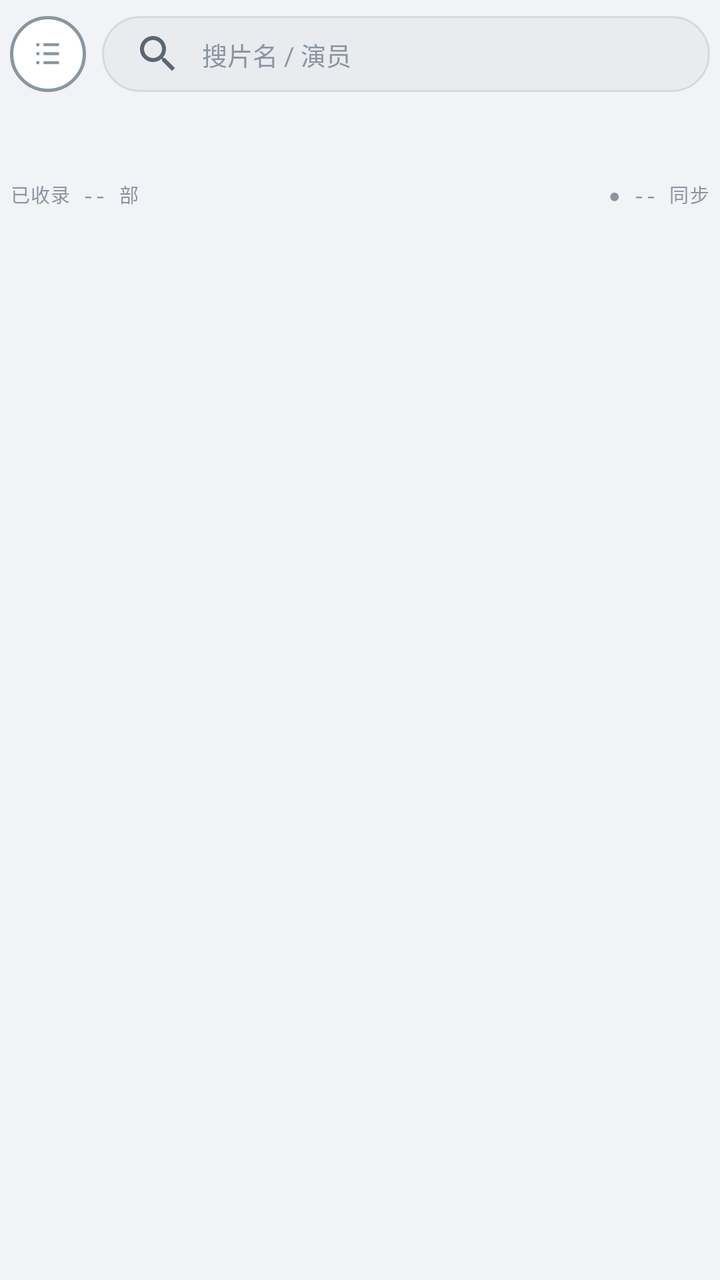
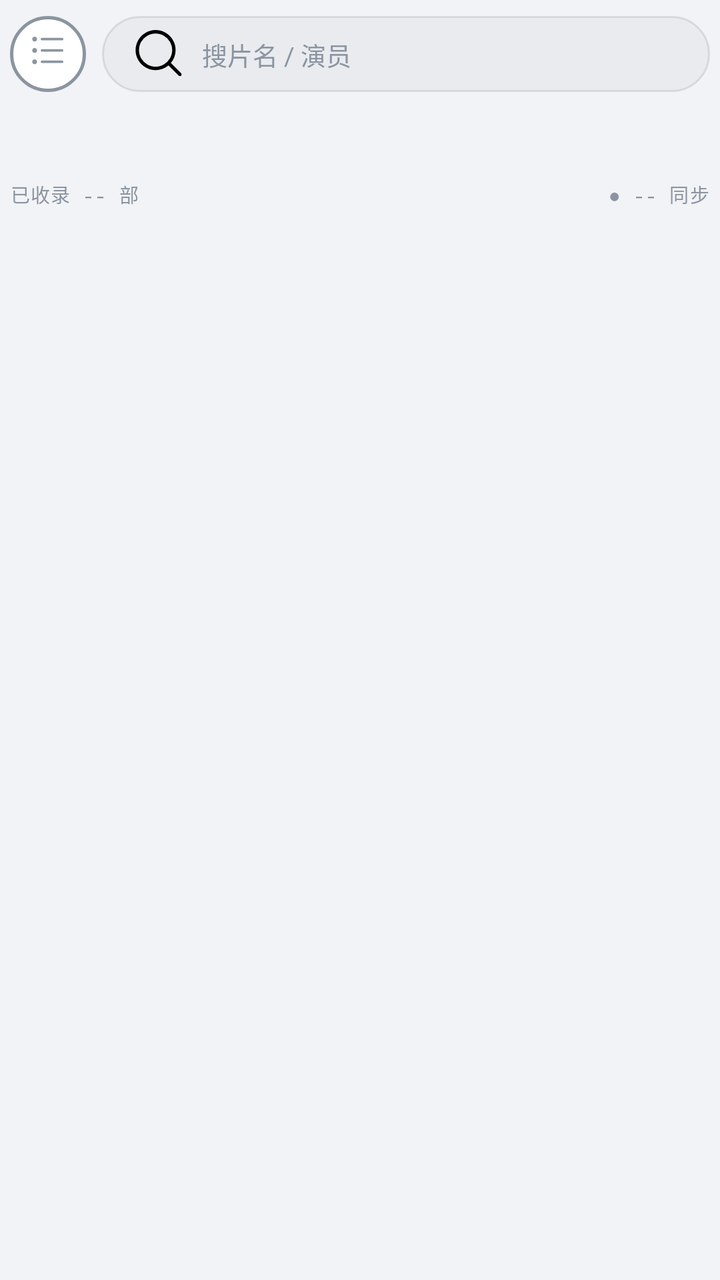

Two renders of the same Android screen: before a commit and after it. Below are the layout's source before the change and the commit's diff.
<!-- AndroidManifest.xml: application theme Theme.LateShow -->
<!-- res/layout/fragment_home.xml -->
<?xml version="1.0" encoding="utf-8"?>
<LinearLayout xmlns:android="http://schemas.android.com/apk/res/android"
    xmlns:app="http://schemas.android.com/apk/res-auto"
    android:layout_width="match_parent"
    android:layout_height="match_parent"
    android:orientation="vertical">

    
    <LinearLayout
        android:layout_width="match_parent"
        android:layout_height="wrap_content"
        android:orientation="horizontal"
        android:gravity="center_vertical"
        android:paddingLeft="5dp"
        android:paddingRight="5dp"
        android:paddingTop="8dp"
        android:paddingBottom="8dp">

        <FrameLayout
            android:id="@+id/btnSource"
            android:layout_width="38dp"
            android:layout_height="38dp"
            android:background="@drawable/bg_ring_off"
            android:contentDescription="切换源站">

            <androidx.appcompat.widget.AppCompatImageView
                android:id="@+id/btnSourceIcon"
                android:layout_width="17dp"
                android:layout_height="17dp"
                android:layout_gravity="center"
                app:srcCompat="@drawable/ic_menu_list"
                app:tint="@color/t3"
                android:contentDescription="源站菜单" />
        </FrameLayout>

        <EditText
            android:id="@+id/inputSearch"
            android:layout_width="0dp"
            android:layout_height="38dp"
            android:layout_weight="1"
            android:layout_marginLeft="8dp"
            android:paddingLeft="12dp"
            android:paddingRight="12dp"
            android:background="@drawable/bg_capsule"
            android:hint="搜片名 / 演员"
            android:textSize="12.5sp"
            android:textColor="@color/t1"
            android:textColorHint="@color/t3"
            android:maxLines="1"
            android:inputType="text"
            android:imeOptions="actionSearch"
            android:drawableStart="@drawable/ic_search_inset"
            android:drawablePadding="6dp" />
    </LinearLayout>

    
    <androidx.recyclerview.widget.RecyclerView
        android:id="@+id/chips"
        android:layout_width="match_parent"
        android:layout_height="30dp"
        android:paddingLeft="5dp"
        android:paddingRight="5dp"
        android:clipToPadding="false" />

    
    <LinearLayout
        android:layout_width="match_parent"
        android:layout_height="wrap_content"
        android:orientation="horizontal"
        android:paddingLeft="5dp"
        android:paddingRight="5dp"
        android:paddingTop="6dp"
        android:paddingBottom="6dp">

        <TextView
            android:id="@+id/metaCount"
            style="@style/MetaLabel"
            android:layout_width="0dp"
            android:layout_weight="1"
            android:layout_height="wrap_content"
            android:text="已收录 -- 部" />

        <TextView
            android:id="@+id/metaSync"
            style="@style/MetaLabel"
            android:layout_width="wrap_content"
            android:layout_height="wrap_content"
            android:text="● -- 同步" />
    </LinearLayout>

    
    <androidx.recyclerview.widget.RecyclerView
        android:id="@+id/grid"
        android:layout_width="match_parent"
        android:layout_height="0dp"
        android:layout_weight="1"
        android:paddingTop="2dp"
        android:clipToPadding="false" />

    <TextView
        android:id="@+id/emptyView"
        android:layout_width="match_parent"
        android:layout_height="0dp"
        android:layout_weight="1"
        android:gravity="center"
        android:text="换个关键词试试\n试试片名、演员，或切回「全部」"
        android:textSize="13sp"
        android:textColor="@color/t2"
        android:visibility="gone" />
</LinearLayout>
<!-- resources referenced by this layout -->
<resources>
  <color name="t1">#1B2026</color>
  <color name="t2">#5C6672</color>
  <color name="t3">#8B95A1</color>
  <!-- drawable ic_menu_list (drawable) -->
  <?xml version="1.0" encoding="utf-8"?>
  <vector xmlns:android="http://schemas.android.com/apk/res/android"
      android:width="18dp"
      android:height="18dp"
      android:viewportWidth="24"
      android:viewportHeight="24">
      <path
          android:fillColor="@color/t2"
          android:pathData="M9,4.6h11v2.1H9zM9,10.95h11v2.1H9zM9,17.3h11v2.1H9zM4,4.6h2.1v2.1H4zM4,10.95h2.1v2.1H4zM4,17.3h2.1v2.1H4z" />
  </vector>
  <color name="ink700">#E9EBEF</color>
  <color name="line">#1A12181F</color>
  <color name="ink800">#FFFFFF</color>
  <!-- drawable ic_search (drawable) -->
  <?xml version="1.0" encoding="utf-8"?>
  <vector xmlns:android="http://schemas.android.com/apk/res/android" android:width="24dp" android:height="24dp" android:viewportWidth="24" android:viewportHeight="24">
      <path android:fillColor="@color/t2" android:pathData="M15.5,14h-0.79l-0.28,-0.27C15.41,12.59 16,11.11 16,9.5 16,5.91 13.09,3 9.5,3S3,5.91 3,9.5 5.91,16 9.5,16c1.61,0 3.09,-0.59 4.23,-1.57l0.27,0.28v0.79l5,4.99L20.49,19l-4.99,-5zM9.5,14C7.01,14 5,11.99 5,9.5S7.01,5 9.5,5 14,7.01 14,9.5 11.99,14 9.5,14z"/>
  </vector>
  <style name="Mono">
          <item name="android:fontFamily">monospace</item>
          <item name="android:fontFeatureSettings">tnum</item>
          <item name="android:letterSpacing">0.04</item>
      </style>
  <color name="ink900">#F2F3F6</color>
  <color name="acc">#FF5A36</color>
  <color name="accInk">#170A05</color>
  <!-- unchanged entries left out for length: 5 -->
</resources>

<!-- the commit's change to res/layout/fragment_home.xml (unified diff, before → after) -->
@@ -89,13 +89,33 @@
     </LinearLayout>
 
     
-    <androidx.recyclerview.widget.RecyclerView
-        android:id="@+id/grid"
+    <FrameLayout
         android:layout_width="match_parent"
         android:layout_height="0dp"
-        android:layout_weight="1"
-        android:paddingTop="2dp"
-        android:clipToPadding="false" />
+        android:layout_weight="1">
+
+        <androidx.recyclerview.widget.RecyclerView
+            android:id="@+id/grid"
+            android:layout_width="match_parent"
+            android:layout_height="match_parent"
+            android:paddingTop="2dp"
+            android:clipToPadding="false" />
+
+        <com.google.android.material.floatingactionbutton.FloatingActionButton
+            android:id="@+id/fabTop"
+            android:layout_width="wrap_content"
+            android:layout_height="wrap_content"
+            android:layout_gravity="bottom|end"
+            android:layout_margin="12dp"
+            android:src="@drawable/ic_top"
+            app:fabCustomSize="40dp"
+            app:maxImageSize="18dp"
+            app:backgroundTint="@color/ink700"
+            app:tint="@color/t1"
+            app:elevation="6dp"
+            android:contentDescription="回到顶部"
+            android:visibility="gone" />
+    </FrameLayout>
 
     <TextView
         android:id="@+id/emptyView"
<!-- resource entries referenced after the edit -->
@@ -6,21 +6,26 @@
   <!-- drawable ic_menu_list (drawable) -->
   <?xml version="1.0" encoding="utf-8"?>
   <vector xmlns:android="http://schemas.android.com/apk/res/android"
-      android:width="18dp"
-      android:height="18dp"
-      android:viewportWidth="24"
-      android:viewportHeight="24">
-      <path
-          android:fillColor="@color/t2"
-          android:pathData="M9,4.6h11v2.1H9zM9,10.95h11v2.1H9zM9,17.3h11v2.1H9zM4,4.6h2.1v2.1H4zM4,10.95h2.1v2.1H4zM4,17.3h2.1v2.1H4z" />
+      android:width="24dp" android:height="24dp"
+      android:viewportWidth="1024" android:viewportHeight="1024">
+      <path android:fillColor="#FF000000" android:pathData="M119.3 73.2ZM46.1 73.2Q46.1 104 67.2 125.2Q88.4 146.3 118.7 146.3Q149 146.3 170.7 125.2Q192.4 104 192.4 73.7Q192.4 43.4 170.7 21.7Q149 0 118.7 0Q88.4 0 67.2 21.7Q46.1 43.4 46.1 73.2ZM119.3 415ZM46.1 415Q46.1 445.9 67.2 467Q88.4 488.2 118.7 488.2Q149 488.2 170.7 467Q192.4 445.9 192.4 415Q192.4 384.1 170.7 363Q149 341.8 118.7 341.8Q88.4 341.8 67.2 363Q46.1 384.1 46.1 415ZM119.3 756.8ZM46.1 756.8Q46.1 786.5 67.2 808.3Q88.4 830 118.7 830Q149 830 170.7 808.3Q192.4 786.5 192.4 756.2Q192.4 725.9 170.7 704.8Q149 683.6 118.7 683.6Q88.4 683.6 67.2 704.8Q46.1 725.9 46.1 756.8ZM948.1 720.2H338.8Q323.9 720.2 313 731.1Q302.2 742 302.2 756.2Q302.2 770.5 313 782Q323.9 793.4 338.8 793.4H948.1Q963 793.4 973.8 782Q984.7 770.5 984.7 756.2Q984.7 742 973.8 731.1Q963 720.2 948.1 720.2ZM338.8 109.7H948.1Q963 109.7 973.8 98.9Q984.7 88 984.7 73.7Q984.7 59.4 973.8 48Q963 36.6 948.1 36.6H338.8Q323.9 36.6 313 48Q302.2 59.4 302.2 73.7Q302.2 88 313 98.9Q323.9 109.7 338.8 109.7ZM948.1 378.4H338.8Q323.9 378.4 313 389.3Q302.2 400.1 302.2 415Q302.2 429.9 313 440.7Q323.9 451.6 338.8 451.6H948.1Q963 451.6 973.8 440.7Q984.7 429.9 984.7 415Q984.7 400.1 973.8 389.3Q963 378.4 948.1 378.4Z"/>
+  </vector>
+  <!-- drawable ic_top (drawable) -->
+  <?xml version="1.0" encoding="utf-8"?>
+  <vector xmlns:android="http://schemas.android.com/apk/res/android"
+      android:width="24dp" android:height="24dp"
+      android:viewportWidth="1024" android:viewportHeight="1024">
+      <path android:fillColor="#FF000000" android:pathData="M948.1 0H70.1Q55.2 0 44.4 10.9Q33.5 21.7 33.5 36.6Q33.5 51.4 44.4 62.3Q55.2 73.2 70.1 73.2H948.1Q963 73.2 973.8 62.3Q984.7 51.4 984.7 36.6Q984.7 21.7 973.8 10.9Q963 0 948.1 0ZM535.4 229.8Q525.1 218.4 510.2 218.4Q495.4 218.4 485.1 229.8L240.4 473.3Q230.2 483.6 230.2 498.4Q230.2 513.3 241 524.2Q251.9 535 266.7 535Q281.6 535 291.9 524.7L472.5 344.1V865.4Q472.5 880.3 483.4 891.1Q494.2 902 509.1 902Q524 902 534.8 891.1Q545.7 880.3 545.7 865.4V344.1L726.3 524.7Q735.5 533.9 752.6 533.9Q769.8 533.9 780 523.6Q790.3 513.3 790.3 498.4Q790.3 483.6 780 473.3Z"/>
   </vector>
   <color name="ink700">#E9EBEF</color>
   <color name="line">#1A12181F</color>
   <color name="ink800">#FFFFFF</color>
   <!-- drawable ic_search (drawable) -->
   <?xml version="1.0" encoding="utf-8"?>
-  <vector xmlns:android="http://schemas.android.com/apk/res/android" android:width="24dp" android:height="24dp" android:viewportWidth="24" android:viewportHeight="24">
-      <path android:fillColor="@color/t2" android:pathData="M15.5,14h-0.79l-0.28,-0.27C15.41,12.59 16,11.11 16,9.5 16,5.91 13.09,3 9.5,3S3,5.91 3,9.5 5.91,16 9.5,16c1.61,0 3.09,-0.59 4.23,-1.57l0.27,0.28v0.79l5,4.99L20.49,19l-4.99,-5zM9.5,14C7.01,14 5,11.99 5,9.5S7.01,5 9.5,5 14,7.01 14,9.5 11.99,14 9.5,14z"/>
+  <vector xmlns:android="http://schemas.android.com/apk/res/android"
+      android:width="24dp" android:height="24dp"
+      android:viewportWidth="1024" android:viewportHeight="1024">
+      <path android:fillColor="#FF000000" android:pathData="M1004.1 919.2 786.9 701.9Q834.9 647.1 861.2 575.6Q887.5 504.2 887.5 426.4Q887.5 312.1 828.1 211.5Q772 115.5 674.9 58.3Q575.4 0 460.5 0Q345.6 0 246.2 59.4Q149 116.6 91.8 213.8Q33.5 314.4 33.5 429.3Q33.5 544.2 91.8 643.6Q149 740.8 246.2 796.8Q345.6 856.3 459.9 856.3Q536.5 856.3 608.6 828.8Q677.2 803.7 735.5 755.7L952.7 972.9Q963 983.2 980.1 983.2Q997.3 983.2 1006.4 972.9Q1014.4 961.4 1013.8 946Q1013.3 930.6 1004.1 919.2ZM459.9 783.1Q363.9 783.1 281.6 733.9Q201.6 687.1 154.7 607.1Q106.7 524.7 106.7 428.7Q106.7 332.7 154.7 250.4Q201.6 170.3 281.6 123.5Q363.9 75.5 459.9 75.5Q556 75.5 638.3 123.5Q718.3 170.3 765.2 250.4Q814.3 332.7 814.3 428.7Q814.3 524.7 765.2 607.1Q718.3 687.1 638.3 733.9Q556 783.1 459.9 783.1Z"/>
   </vector>
   <style name="Mono">
           <item name="android:fontFamily">monospace</item>
